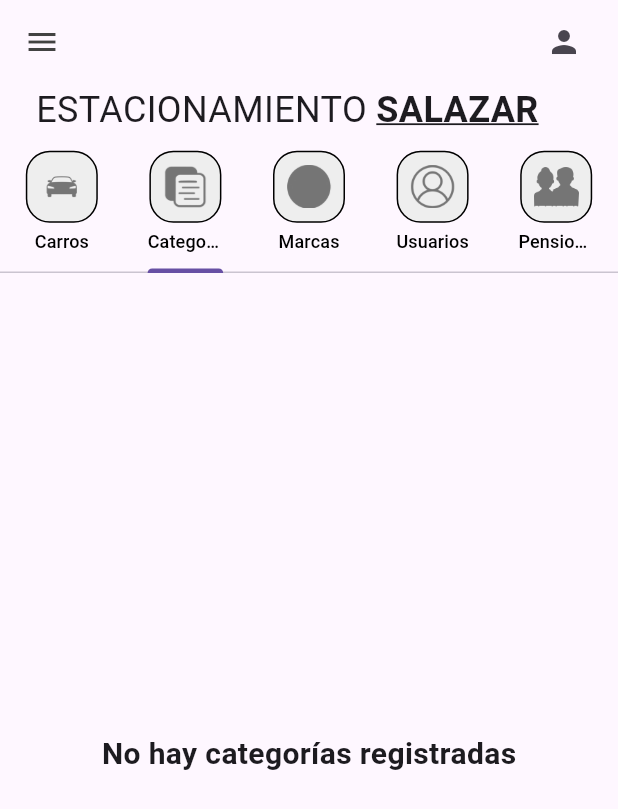
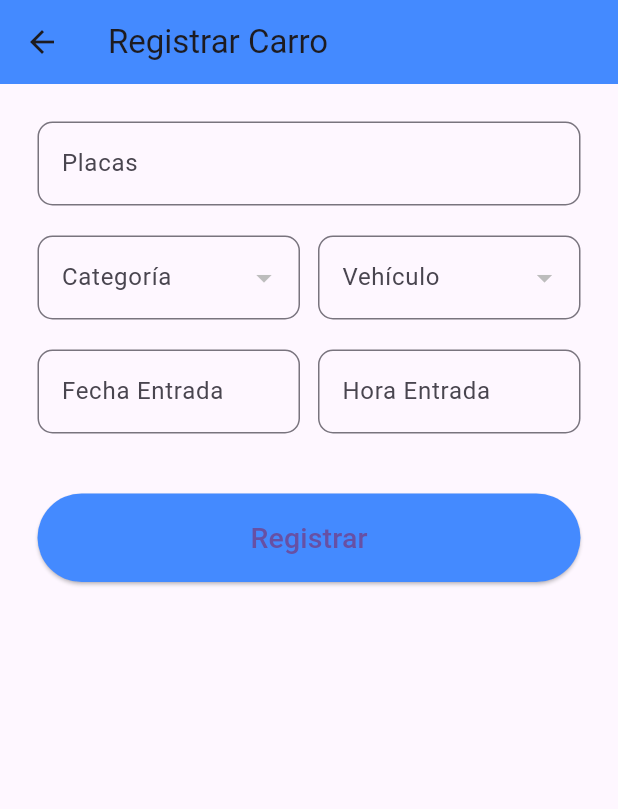
Before and after one commit to oscareperez0809/estacionamiento, a Flutter app: the HomePage screen opened by its route, tab 2 chosen, after a tap on the "menu" icon, after a tap on "Registrar Carro", on a phone screen of 412 x 824 dp. Shown: the top 809 px of the screen. Run offline on Flutter 3.47's test engine with Material 3 defaults, Android fonts, the light colour scheme and no system bars; our stand-ins replace supabase_flutter; missing offline and left inert: bcrypt; accounts and stored records are empty.

Commit message:
5rd update of proyect parking

```diff
--- /dev/null
+++ b/lib/registros/registrar_carro.dart
@@ -0,0 +1,231 @@
+import 'package:flutter/material.dart';
+import 'package:intl/intl.dart';
+import 'package:supabase_flutter/supabase_flutter.dart';
+
+class RegistrarCarroPage extends StatefulWidget {
+  const RegistrarCarroPage({super.key});
+
+  @override
+  State<RegistrarCarroPage> createState() => _RegistrarCarroPageState();
+}
+
+class _RegistrarCarroPageState extends State<RegistrarCarroPage> {
+  final _formKey = GlobalKey<FormState>();
+
+  final placasCtrl = TextEditingController();
+  final fechaEntradaCtrl = TextEditingController();
+  final horaEntradaCtrl = TextEditingController();
+
+  DateTime? fechaEntrada;
+  TimeOfDay? horaEntrada;
+
+  List<dynamic> listaCategorias = [];
+  List<dynamic> listaVehiculos = [];
+
+  int? categoriaSeleccionada;
+  int? vehiculoSeleccionado;
+
+  @override
+  void initState() {
+    super.initState();
+    cargarCategorias();
+    cargarVehiculos();
+  }
+
+  Future<void> cargarCategorias() async {
+    final res = await Supabase.instance.client.from("categorias").select("*");
+    setState(() {
+      listaCategorias = res;
+    });
+  }
+
+  Future<void> cargarVehiculos() async {
+    final res = await Supabase.instance.client
+        .from("marcas")
+        .select("*"); // la tabla sigue siendo "marcas"
+    setState(() {
+      listaVehiculos = res;
+    });
+  }
+
+  Future<void> seleccionarFechaEntrada() async {
+    final DateTime? seleccion = await showDatePicker(
+      context: context,
+      initialDate: DateTime.now(),
+      firstDate: DateTime(2020),
+      lastDate: DateTime(2100),
+      helpText: "Seleccionar fecha de entrada",
+    );
+
+    if (seleccion != null) {
+      setState(() {
+        fechaEntrada = seleccion;
+        fechaEntradaCtrl.text = DateFormat("yyyy-MM-dd").format(fechaEntrada!);
+      });
+    }
+  }
+
+  Future<void> seleccionarHoraEntrada() async {
+    final TimeOfDay? seleccion = await showTimePicker(
+      context: context,
+      initialTime: TimeOfDay.now(),
+    );
+
+    if (seleccion != null) {
+      setState(() {
+        horaEntrada = seleccion;
+        horaEntradaCtrl.text = seleccion.format(context);
+      });
+    }
+  }
+
+  Future<void> guardarCarro() async {
+    try {
+      final categoriaTexto = listaCategorias.firstWhere(
+        (c) => c['id'] == categoriaSeleccionada,
+      )['categoria'];
+
+      final vehiculoTexto = listaVehiculos.firstWhere(
+        (v) => v['id'] == vehiculoSeleccionado,
+      )['marcas']; // sigue llamándose "marcas" en la tabla, pero se muestra como Vehículo
+
+      await Supabase.instance.client.from("Carros_Estacionados").insert({
+        "placas": placasCtrl.text,
+        "categoria": categoriaTexto,
+        "vehiculo": vehiculoTexto, // cambiamos la clave para que tenga sentido
+        "fecha_entrada": fechaEntradaCtrl.text,
+        "hora_entrada": horaEntradaCtrl.text,
+      });
+
+      ScaffoldMessenger.of(context).showSnackBar(
+        const SnackBar(content: Text("Carro registrado correctamente")),
+      );
+    } catch (e) {
+      ScaffoldMessenger.of(
+        context,
+      ).showSnackBar(SnackBar(content: Text("Error: $e")));
+    }
+  }
+
+  @override
+  Widget build(BuildContext context) {
+    return Scaffold(
+      appBar: AppBar(
+        title: const Text("Registrar Carro"),
+        backgroundColor: Colors.blueAccent,
+      ),
+      body: SingleChildScrollView(
+        padding: const EdgeInsets.all(25),
+        child: Form(
+          key: _formKey,
+          child: Column(
+            crossAxisAlignment: CrossAxisAlignment.start,
+            children: [
+              _input("Placas", placasCtrl),
+              const SizedBox(height: 20),
+              Row(
+                children: [
+                  Expanded(child: _dropdownCategoria()),
+                  const SizedBox(width: 12),
+                  Expanded(child: _dropdownVehiculo()),
+                ],
+              ),
+              const SizedBox(height: 20),
+              Row(
+                children: [
+                  Expanded(
+                    child: GestureDetector(
+                      onTap: seleccionarFechaEntrada,
+                      child: AbsorbPointer(
+                        child: _input("Fecha Entrada", fechaEntradaCtrl),
+                      ),
+                    ),
+                  ),
+                  const SizedBox(width: 12),
+                  Expanded(
+                    child: GestureDetector(
+                      onTap: seleccionarHoraEntrada,
+                      child: AbsorbPointer(
+                        child: _input("Hora Entrada", horaEntradaCtrl),
+                      ),
+                    ),
+                  ),
+                ],
+              ),
+              const SizedBox(height: 40),
+              SizedBox(
+                width: double.infinity,
+                child: ElevatedButton(
+                  style: ElevatedButton.styleFrom(
+                    padding: const EdgeInsets.all(16),
+                    backgroundColor: Colors.blueAccent,
+                  ),
+                  onPressed: () async {
+                    if (_formKey.currentState!.validate()) {
+                      await guardarCarro();
+                    }
+                  },
+                  child: const Text(
+                    "Registrar",
+                    style: TextStyle(fontSize: 19),
+                  ),
+                ),
+              ),
+            ],
+          ),
+        ),
+      ),
+    );
+  }
+
+  // -------------------------
+  // Widgets Reutilizables
+  // -------------------------
+  Widget _input(String label, TextEditingController controller) {
+    return TextFormField(
+      controller: controller,
+      decoration: InputDecoration(
+        labelText: label,
+        border: OutlineInputBorder(borderRadius: BorderRadius.circular(10)),
+      ),
+      validator: (value) =>
+          value == null || value.isEmpty ? "Campo obligatorio" : null,
+    );
+  }
+
+  Widget _dropdownCategoria() {
+    return DropdownButtonFormField<int>(
+      decoration: InputDecoration(
+        labelText: "Categoría",
+        border: OutlineInputBorder(borderRadius: BorderRadius.circular(10)),
+      ),
+      value: categoriaSeleccionada,
+      items: listaCategorias.map((cat) {
+        return DropdownMenuItem<int>(
+          value: cat['id'] as int,
+          child: Text(cat['categoria']),
+        );
+      }).toList(),
+      onChanged: (value) => setState(() => categoriaSeleccionada = value),
+      validator: (v) => v == null ? "Selecciona una categoría" : null,
+    );
+  }
+
+  Widget _dropdownVehiculo() {
+    return DropdownButtonFormField<int>(
+      decoration: InputDecoration(
+        labelText: "Vehículo",
+        border: OutlineInputBorder(borderRadius: BorderRadius.circular(10)),
+      ),
+      value: vehiculoSeleccionado,
+      items: listaVehiculos.map((v) {
+        return DropdownMenuItem<int>(
+          value: v['id'] as int,
+          child: Text(v['marcas']),
+        );
+      }).toList(),
+      onChanged: (value) => setState(() => vehiculoSeleccionado = value),
+      validator: (v) => v == null ? "Selecciona un vehículo" : null,
+    );
+  }
+}
--- a/lib/screens/home_page.dart
+++ b/lib/screens/home_page.dart
@@ -12,6 +12,7 @@ import 'package:estacionamiento/registros/registrar_categoria.dart';
 import 'package:estacionamiento/registros/registrar_marca.dart';
 import 'package:estacionamiento/registros/registrar_usuario.dart';
 import 'package:estacionamiento/registros/registrar_pensionado.dart';
+import 'package:estacionamiento/registros/registrar_carro.dart';
 // Importa tu widget de tab con icono+texto
 import 'package:estacionamiento/utils/my_tab.dart';
 
@@ -51,11 +52,16 @@ class _HomePageState extends State<HomePage> {
               ),
 
               ListTile(
-                leading: Icon(Icons.directions_car),
-                title: Text('Registrar Carro'),
+                leading: const Icon(Icons.directions_car),
+                title: const Text('Registrar Carro'),
                 onTap: () {
-                  Navigator.pop(context);
-                  DefaultTabController.of(context).animateTo(0);
+                  Navigator.pop(context); // cerrar el drawer
+                  Navigator.push(
+                    context,
+                    MaterialPageRoute(
+                      builder: (context) => const RegistrarCarroPage(),
+                    ),
+                  );
                 },
               ),
 
--- a/lib/tab/carros_tab.dart
+++ b/lib/tab/carros_tab.dart
@@ -1,15 +1,136 @@
 import 'package:flutter/material.dart';
+import 'package:supabase_flutter/supabase_flutter.dart';
+import 'package:estacionamiento/editar/editar_carro.dart';
 
-class CarrosTab extends StatelessWidget {
+class CarrosTab extends StatefulWidget {
   const CarrosTab({super.key});
 
   @override
+  State<CarrosTab> createState() => _CarrosTabState();
+}
+
+class _CarrosTabState extends State<CarrosTab> {
+  final supabase = Supabase.instance.client;
+
+  late Future<List<Map<String, dynamic>>> futureCarros;
+
+  @override
+  void initState() {
+    super.initState();
+    futureCarros = cargarCarros();
+  }
+
+  Future<List<Map<String, dynamic>>> cargarCarros() async {
+    final data = await supabase.from('Carros_Estacionados').select('*');
+    return data;
+  }
+
+  void editarCarro(Map<String, dynamic> car) async {
+    await Navigator.push(
+      context,
+      MaterialPageRoute(builder: (context) => EditarCarroPage(carro: car)),
+    );
+
+    // 🔥 Recargar después de regresar
+    setState(() {
+      futureCarros = cargarCarros();
+    });
+  }
+
+
+  @override
   Widget build(BuildContext context) {
-    return const Center(
-      child: Text(
-        'CarrosTab',
-        style: TextStyle(fontSize: 24, fontWeight: FontWeight.bold),
-      ),
+    return FutureBuilder(
+      future: futureCarros,
+      builder: (context, snapshot) {
+        if (!snapshot.hasData) {
+          return const Center(child: CircularProgressIndicator());
+        }
+
+        final carros = snapshot.data!;
+
+        if (carros.isEmpty) {
+          return const Center(
+            child: Text(
+              "No hay carros estacionados",
+              style: TextStyle(fontSize: 16),
+            ),
+          );
+        }
+
+        return ListView.builder(
+          itemCount: carros.length,
+          itemBuilder: (context, index) {
+            final car = carros[index];
+
+            return Padding(
+              padding: const EdgeInsets.symmetric(horizontal: 12, vertical: 6),
+              child: Card(
+                shape: RoundedRectangleBorder(
+                  borderRadius: BorderRadius.circular(12),
+                ),
+                elevation: 3,
+                child: ListTile(
+                  contentPadding: const EdgeInsets.all(16),
+
+                  leading: const Icon(
+                    Icons.directions_car,
+                    size: 32,
+                    color: Colors.blueAccent,
+                  ),
+
+                  title: Text(
+                    car["placas"] ?? "Sin placas",
+                    style: const TextStyle(
+                      fontSize: 18,
+                      fontWeight: FontWeight.bold,
+                    ),
+                  ),
+
+                  subtitle: Column(
+                    crossAxisAlignment: CrossAxisAlignment.start,
+                    children: [
+                      const SizedBox(height: 4),
+
+                      Text(
+                        "Vehículo: ${car["vehiculo"] ?? "Sin vehículo"}",
+                        style: const TextStyle(fontSize: 14),
+                      ),
+
+                      const SizedBox(height: 2),
+
+                      Text(
+                        "Categoría: ${car["categoria"] ?? "Sin categoría"}",
+                        style: const TextStyle(fontSize: 14),
+                      ),
+
+                      const SizedBox(height: 2),
+
+                      Text(
+                        "Entrada: ${car["fecha_entrada"] ?? '--'}  ${car["hora_entrada"] ?? '--'}",
+                        style: const TextStyle(fontSize: 14),
+                      ),
+
+                      const SizedBox(height: 2),
+
+                      Text(
+                        "Salida: ${car["fecha_salida"] ?? '--'}  ${car["hora_salida"] ?? '--'}",
+                        style: const TextStyle(fontSize: 14),
+                      ),
+                    ],
+                  ),
+
+                  trailing: IconButton(
+                    icon: const Icon(Icons.edit, color: Colors.blue),
+                    onPressed: () => editarCarro(car),
+                  ),
+
+                ),
+              ),
+            );
+          },
+        );
+      },
     );
   }
 }
```
Also changed, not shown: lib/editar/editar_carro.dart (added, +299 -0 lines).
